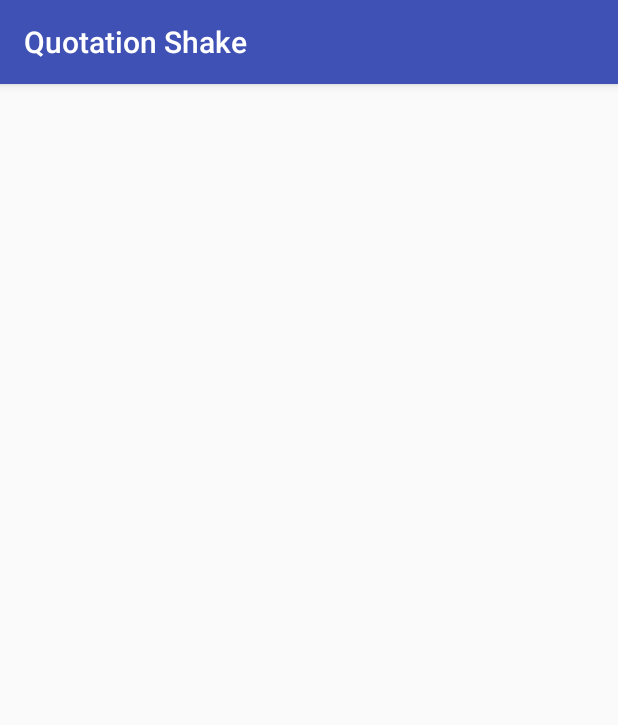
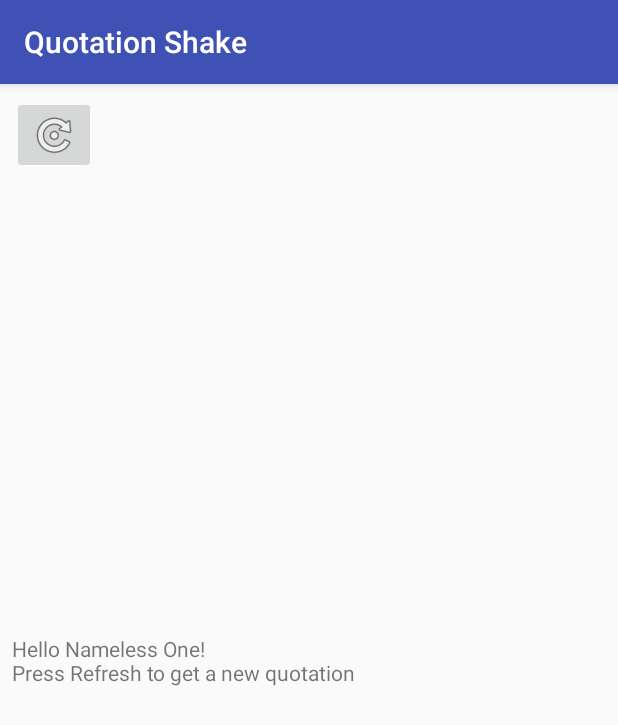
Before and after one commit to Guimonto/Seminario2, an Android app: the QuotationActivity screen opened directly, with no data from a screen before it, on a phone screen of 412 x 824 dp. Shown: the top 725 px of the screen. Run offline under Robolectric (Android 15) with nearby library versions, the phone set to English and light mode, and no system bars.

```diff
--- a/app/src/main/java/labs/sem03a/seminario2/QuotationActivity.java
+++ b/app/src/main/java/labs/sem03a/seminario2/QuotationActivity.java
@@ -3,6 +3,9 @@ package labs.sem03a.seminario2;
 import android.content.res.Resources;
 import android.support.v7.app.AppCompatActivity;
 import android.os.Bundle;
+import android.view.View;
+import android.widget.Button;
+import android.widget.ImageButton;
 import android.widget.TextView;
 
 public class QuotationActivity extends AppCompatActivity {
@@ -13,6 +16,21 @@ public class QuotationActivity extends AppCompatActivity {
         setContentView(R.layout.activity_quotation);
 
         TextView tv = findViewById(R.id.textViewScroll);
-        //tv.setText(R.string.nameless);
+        tv.setText(getString(R.string.hello, getString(R.string.nameless)));
+
+        ImageButton button = findViewById(R.id.imageButton);
+        button.setOnClickListener(new View.OnClickListener() {
+            @Override
+            public void onClick(View v) {
+                TextView tv = findViewById(R.id.textViewQuot);
+                tv.setText(getString(R.string.sample_author));
+
+                TextView tv1 = findViewById(R.id.textViewScroll);
+                tv1.setText(getString(R.string.sample));
+            }
+        });
+
     }
+
+
 }
--- a/app/src/main/res/layout/activity_quotation.xml
+++ b/app/src/main/res/layout/activity_quotation.xml
@@ -31,10 +31,21 @@
         app:layout_constraintStart_toStartOf="parent"
         app:layout_constraintTop_toTopOf="parent" />
 
+
+    <ImageButton
+        android:id="@+id/imageButton"
+        android:layout_width="wrap_content"
+        android:layout_height="wrap_content"
+        android:layout_marginStart="8dp"
+        android:layout_marginTop="8dp"
+        app:layout_constraintStart_toStartOf="parent"
+        app:layout_constraintTop_toTopOf="parent"
+        app:srcCompat="@android:drawable/ic_menu_rotate" />
+
     <ScrollView
         android:id="@+id/scrollView2"
-        android:layout_width="368dp"
-        android:layout_height="405dp"
+        android:layout_width="0dp"
+        android:layout_height="wrap_content"
         android:layout_marginBottom="8dp"
         android:layout_marginEnd="8dp"
         android:layout_marginStart="8dp"
@@ -51,10 +62,6 @@
             android:layout_height="wrap_content"
             android:text="@string/hello" />
 
-        <ImageButton
-            android:id="@+id/imageButton"
-            android:layout_width="match_parent"
-            android:layout_height="wrap_content"
-            app:srcCompat="@android:drawable/ic_menu_rotate" />
+
     </ScrollView>
 </android.support.constraint.ConstraintLayout>
--- a/app/src/main/res/values/strings.xml
+++ b/app/src/main/res/values/strings.xml
@@ -1,11 +1,11 @@
 <resources>
     <string name="author">Author info</string>
-    <string name="app_name">Seminario2</string>
+    <string name="app_name" translatable="false">Seminario2</string>
     <string name="get">Get Quotations</string>
     <string name="favourite">Favourite quotations</string>
     <string name="settings">Settings</string>
     <string name="about">About</string>
-    <string name="quotation">Quotation Shake</string>
+    <string name="quotation" translatable="false">Quotation Shake</string>
     <string name="random">Random quotations</string>
     <string name="qs">Quotation Shake by \n\n Guillermo \n\n guimonto@inf.upv.es\n\n2018</string>
     <string name="name_u">Name that identifies the user</string>
@@ -14,7 +14,7 @@
     <string name="web">Web requests will be performed using the selected HTTP method</string>
     <string name="get_get">GET</string>
     <string name="post">POST</string>
-    <string name="hello">Hello %1s!\nPress Refresh to get a new quotation"</string>
+    <string name="hello">Hello %1s! \nPress Refresh to get a new quotation"</string>
     <string name="sample">This is a sample quotation</string>
     <string name="sample_author">This is a sample author</string>
     <string name="nameless">Nameless One</string>
```
Also changed, not shown: app/src/main/res/layout/activity_about.xml (+20 -0 lines), 1 other file.
